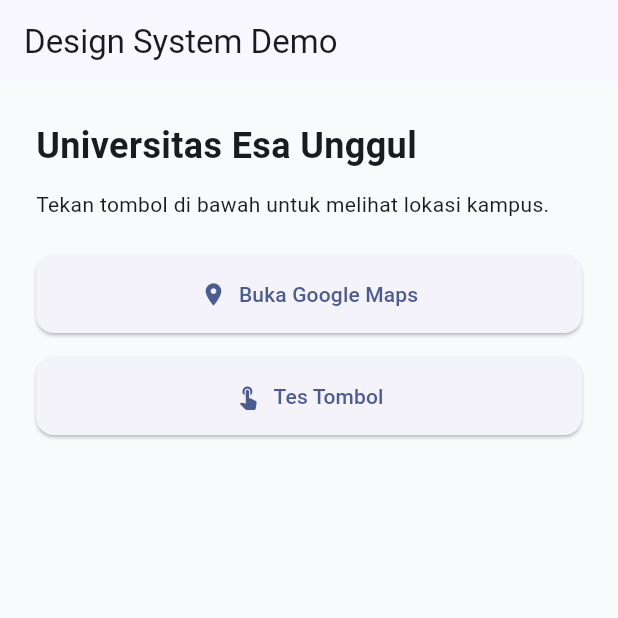
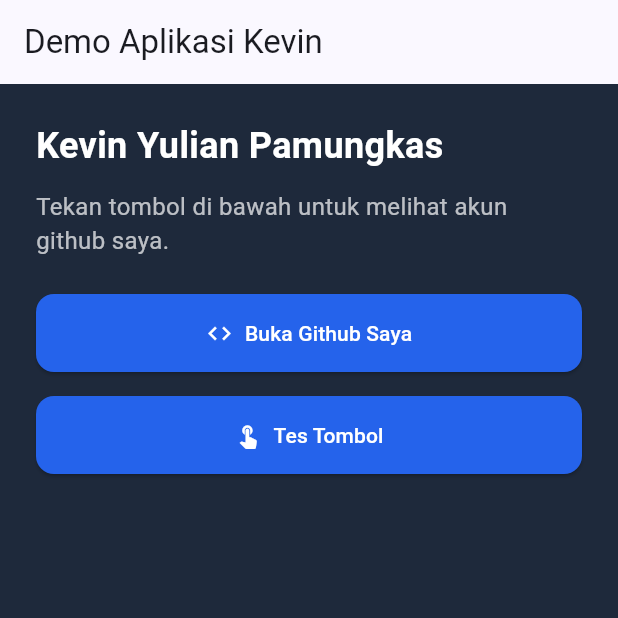
Before and after one commit to kvinn-dev/kevin-yulian-pamungkas_kelompok-4_kh001, a Flutter app: the screen it shows after launch, on a phone screen of 412 x 824 dp, the top half of it. Run offline on Flutter 3.47's test engine with Material 3 defaults, Android fonts, the phone set to English and light mode, and no system bars.

Commit message:
update tema warna aplikasi, button, dan teks. Serta menambahkan variabel color di colors.dart

```diff
--- /dev/null
+++ b/lib/constants/colors.dart
@@ -0,0 +1,8 @@
+import 'package:flutter/material.dart';
+
+abstract class AppColors {
+  static const Color primary = Color(0xFF2563EB);
+  static const Color background = Color(0xFF1E293B);
+  static const Color textPrimary = Colors.white;
+  static const Color textSecondary = Colors.white70;
+}
--- a/lib/main.dart
+++ b/lib/main.dart
@@ -1,6 +1,6 @@
 
 import 'package:flutter/material.dart';
-
+import 'constants/colors.dart';
 import 'theme/app_theme.dart';
 import 'widgets/app_button.dart';
 
@@ -28,7 +28,7 @@
   Widget build(BuildContext context) {
     return Scaffold(
       appBar: AppBar(
-        title: const Text('Design System Demo'),
+        title: const Text('Demo Aplikasi Kevin'),
       ),
       body: Padding(
         padding: const EdgeInsets.all(24),
@@ -36,24 +36,29 @@
           crossAxisAlignment: CrossAxisAlignment.start,
           children: [
             const Text(
-              'Universitas Esa Unggul',
+              'Kevin Yulian Pamungkas',
               style: TextStyle(
+                color: AppColors.textPrimary,
                 fontSize: 24,
                 fontWeight: FontWeight.bold,
               ),
             ),
             const SizedBox(height: 12),
             const Text(
-              'Tekan tombol di bawah untuk melihat lokasi kampus.',
+              'Tekan tombol di bawah untuk melihat akun github saya.',
+              style: TextStyle(
+                color: AppColors.textSecondary,
+                fontSize: 16,
+              ),
             ),
             const SizedBox(height: 24),
 
-            // Tombol untuk membuka Google Maps
+            // Tombol untuk membuka Github
             AppButton(
-              label: 'Buka Google Maps',
-              icon: Icons.location_on,
+              label: 'Buka Github Saya',
+              icon: Icons.code,
               url:
-                  'https://maps.app.goo.gl/j7xrWZgpYSE92jeb8',
+                  'https://github.com/kvinn-dev',
             ),
 
             const SizedBox(height: 16),
--- a/lib/theme/app_theme.dart
+++ b/lib/theme/app_theme.dart
@@ -1,5 +1,6 @@
 
 import 'package:flutter/material.dart';
+import '../constants/colors.dart';
 
 class AppTheme {
   static final ThemeData light = ThemeData(
@@ -11,6 +12,6 @@
     ),
 
     // Warna latar belakang
-    scaffoldBackgroundColor: const Color(0xFFF8FAFC),
+    scaffoldBackgroundColor: AppColors.background,
   );
 }
--- a/lib/widgets/app_button.dart
+++ b/lib/widgets/app_button.dart
@@ -1,5 +1,5 @@
-
 import 'package:flutter/material.dart';
+import '../constants/colors.dart';
 import 'package:url_launcher/url_launcher.dart';
 
 class AppButton extends StatelessWidget {
@@ -33,11 +33,8 @@
       );
 
       if (!success && context.mounted) {
-        ScaffoldMessenger.of(context).showSnackBar(
-          const SnackBar(
-            content: Text('Gagal membuka URL.'),
-          ),
-        );
+        ScaffoldMessenger.of(context)
+            .showSnackBar(const SnackBar(content: Text('Gagal membuka URL.')));
       }
     }
   }
@@ -51,10 +48,9 @@
         icon: Icon(icon),
         label: Text(label),
         style: ElevatedButton.styleFrom(
-          padding: const EdgeInsets.symmetric(
-            horizontal: 20,
-            vertical: 16,
-          ),
+          backgroundColor: AppColors.primary, // Warna latar tombol
+          foregroundColor: AppColors.textPrimary, // Warna teks tombol
+          padding: const EdgeInsets.symmetric(horizontal: 20, vertical: 16),
           shape: RoundedRectangleBorder(
             borderRadius: BorderRadius.circular(12),
           ),
```
